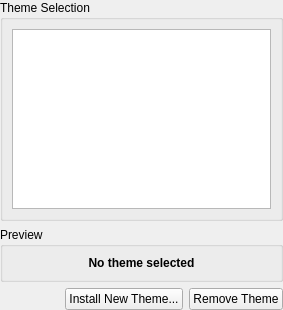
KDE/k3b, file src/option/base_k3bthemeoptiontab.ui: the form before one commit.
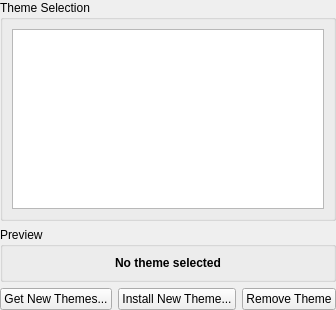
The form after the commit.

Commit message:
Support fetching themes from KDELook.org via KNewStuff.
Note: Previously it was KDE-Look.org. But by some (unknown) reason I had to remove "-" to make it working again.

```diff
--- a/src/option/base_k3bthemeoptiontab.ui
+++ b/src/option/base_k3bthemeoptiontab.ui
@@ -113,6 +113,13 @@
        </property>
       </spacer>
      </item>
+     <item>
+      <widget class="QPushButton" name="m_buttonGetNewThemes">
+       <property name="text">
+        <string>Get New Themes...</string>
+       </property>
+      </widget>
+     </item>
      <item>
       <widget class="QPushButton" name="m_buttonInstallTheme">
        <property name="text">
```
The commit also changes 14 other files.
